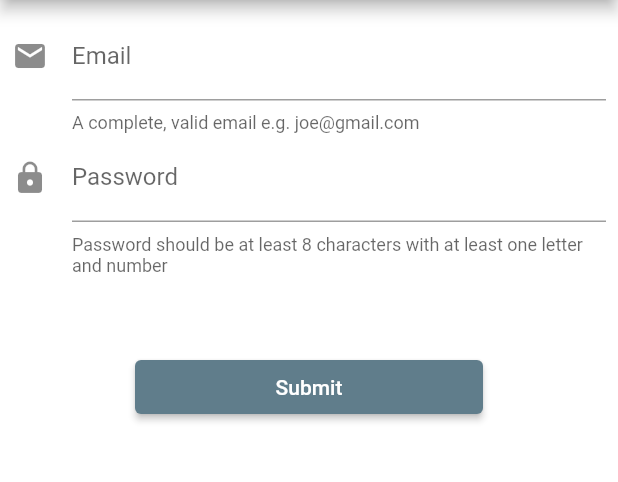
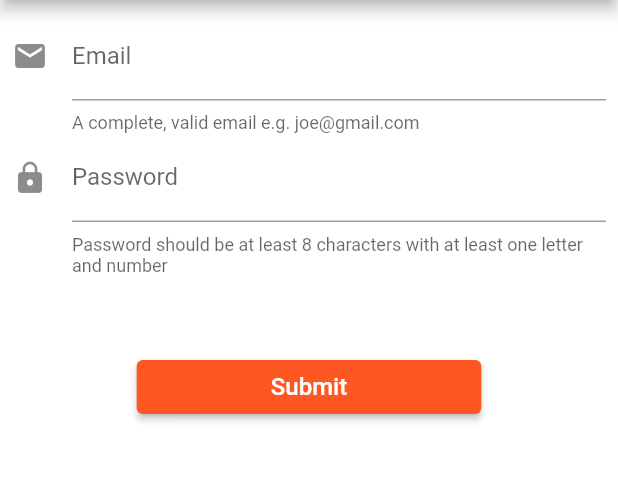
Before and after one commit to legrcharles/flutter_poc, a Flutter app: the SignInView screen opened directly, after a tap on "Register", on a phone screen of 412 x 824 dp, the part 84-566 px from its top. Run offline on Flutter 3.47's test engine with Material 2 defaults, Android fonts, the phone set to English and light mode, and no system bars; drawn by our look-alikes of flutter_platform_widgets; our stand-ins replace bloc, equatable, firebase_auth, firebase_core, flutter_bloc, flutter_spinkit and 1 more; missing offline and left inert: html_character_entities; accounts and stored records are empty.

Commit message:
feat(Theme): apply native theme for platform

```diff
--- a/lib/app_route.dart
+++ b/lib/app_route.dart
@@ -9,6 +9,7 @@ import 'package:flutter_architecture/presentation/quiz/question/quiz_question.da
 import 'package:flutter_architecture/presentation/quiz/result/quiz_result_page.dart';
 import 'package:flutter_architecture/presentation/signin/signin.dart';
 import 'package:flutter_architecture/presentation/user/list/user_list_screen.dart';
+import 'package:flutter_platform_widgets/flutter_platform_widgets.dart';
 
 import 'presentation/register/register.dart';
 
@@ -58,14 +59,14 @@ extension RoutesExtension on Routes {
 }
 
 class RouteGenerator {
-  static Route<dynamic> generateRoute(RouteSettings settings) {
+  static Route<dynamic> generateRoute(RouteSettings settings, BuildContext context) {
 
     final route = Routes.values.firstWhereOrNull((e) => e.path == settings.name);
 
     if (route != null) {
       switch (route) {
         case Routes.home :
-          return CupertinoPageRoute(
+          return platformPageRoute(context: context,
               settings: RouteSettings(name: route.path),
               builder: (context) => const HomeScreen());
 
@@ -81,7 +82,7 @@ class RouteGenerator {
               builder: (context) => QuizResultPage(args: arguments));
 
         case Routes.counter:
-          return CupertinoPageRoute(
+          return platformPageRoute(context: context,
               settings: RouteSettings(name: route.path),
               builder: (context) => const CounterPage());
 
@@ -106,7 +107,7 @@ class RouteGenerator {
               builder: (context) => const SignInPage());
 
         case Routes.userList:
-          return CupertinoPageRoute(
+          return platformPageRoute(context: context,
               settings: RouteSettings(name: route.path),
               builder: (context) => const UserListScreen());
 
--- a/lib/core/form_input.dart
+++ b/lib/core/form_input.dart
@@ -21,15 +21,6 @@ class FormInput extends Equatable {
   String toString() {
     return 'FormInput { value: $value, state: $state }';
   }
-
-  /*
-  @override
-  String toString() =>
-      """FormInput(
-        value: $value,
-        state: $state)""";
-
-   */
 }
 
 
--- /dev/null
+++ b/lib/presentation/common/utils/color_utils.dart
@@ -0,0 +1,37 @@
+import 'package:flutter/cupertino.dart';
+import 'package:flutter/material.dart';
+
+////Color utilities
+final materialThemeData = ThemeData(
+
+    scaffoldBackgroundColor: const Color(0xFFF3F3F3),
+    colorScheme: const ColorScheme.light().copyWith(
+      primary: Colors.deepOrange,
+      secondary: Colors.indigo,
+    ),
+    buttonTheme: const ButtonThemeData(
+      buttonColor: Colors.deepOrange,
+    ),
+    textTheme: const TextTheme(
+      button: TextStyle(color: Colors.white, fontSize: 16.0),
+      bodyText1: TextStyle(color: Colors.black54, fontSize: 16.0)
+    ));
+
+final cupertinoTheme = MaterialBasedCupertinoThemeData(materialTheme: materialThemeData);
+
+const cupertinoTheme2 = CupertinoThemeData(
+    primaryColor: Colors.redAccent,
+    barBackgroundColor: Colors.deepOrange,
+    primaryContrastingColor: Colors.redAccent,
+    scaffoldBackgroundColor: Color(0xFFF3F3F3),
+    textTheme: CupertinoTextThemeData(
+      primaryColor: Colors.white,
+      //navTitleTextStyle: TextStyle(color: Colors.white, fontSize: 18.0)
+    ));
+
+const toolbarTextStyle = TextStyle(color: Colors.white, fontSize: 16.0);
+const textStyleBlackPlain = TextStyle(color: Colors.black, fontSize: 30);
+final bottomTabsBackground = Colors.blueGrey;
+const bottomNavTextStyle = TextStyle(color: Colors.white, fontSize: 14.0);
+const toolbarButtonTextStyle = TextStyle(color: Colors.white, fontSize: 14.0);
+const tabsContentText = TextStyle(color: Colors.brown, fontSize: 30);
--- a/lib/presentation/home/widgets/home_item.dart
+++ b/lib/presentation/home/widgets/home_item.dart
@@ -14,7 +14,7 @@ class HomeItem extends StatelessWidget {
     return GestureDetector(
       onTap: _onTap,
       child: Card(
-        elevation: 4,
+        elevation: 2,
         child: ListTile(
           leading: Icon(_icon, color: Colors.red),
           title: Text(_name,
--- a/lib/presentation/signin/bloc/signin_bloc.dart
+++ b/lib/presentation/signin/bloc/signin_bloc.dart
@@ -90,6 +90,9 @@ class SignInBloc extends Bloc<SignInEvent, SignInState> {
     if (state.emailInput.value.trim().length < 4) {
       return const InputInvalid(error: "L'email doit contenir au moins 4 caractères");
     }
+    if (!RegExp(r"^[a-zA-Z0-9.a-zA-Z0-9.!#$%&'*+-/=?^_`{|}~]+@[a-zA-Z0-9]+\.[a-zA-Z]+").hasMatch(state.emailInput.value)) {
+      return const InputInvalid(error: "Merci de renseigner une adresse email valide.");
+    }
     return InputValid();
   }
 
--- a/pubspec.yaml
+++ b/pubspec.yaml
@@ -23,6 +23,7 @@ environment:
 dependencies:
   flutter:
     sdk: flutter
+  flutter_platform_widgets: ^1.9.5
   equatable: ^2.0.3
   html_character_entities: ^1.0.0+1
   google_fonts: ^2.1.0
```
Also changed, not shown: lib/main.dart (+42 -9 lines), lib/presentation/counter/view/counter_page.dart (+58 -11 lines), lib/presentation/home/home_screen.dart (+14 -2 lines), lib/presentation/signin/bloc/signin_state.dart (+0 -11 lines), lib/presentation/user/list/user_list_screen.dart (+15 -10 lines), 1 other file.
